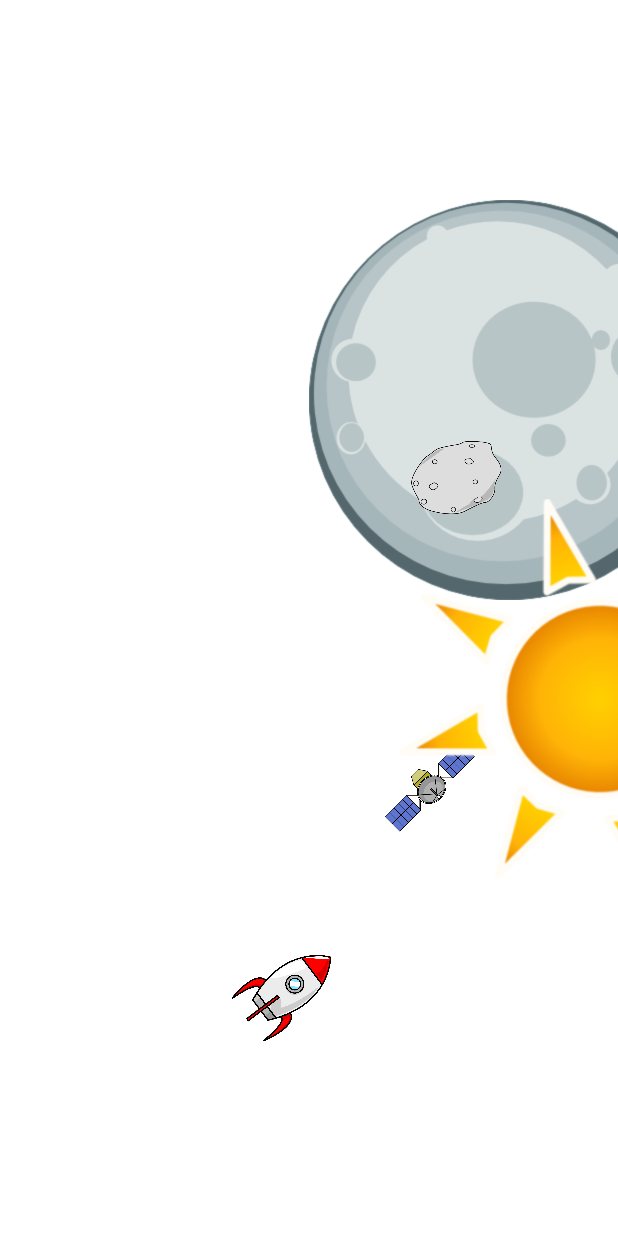
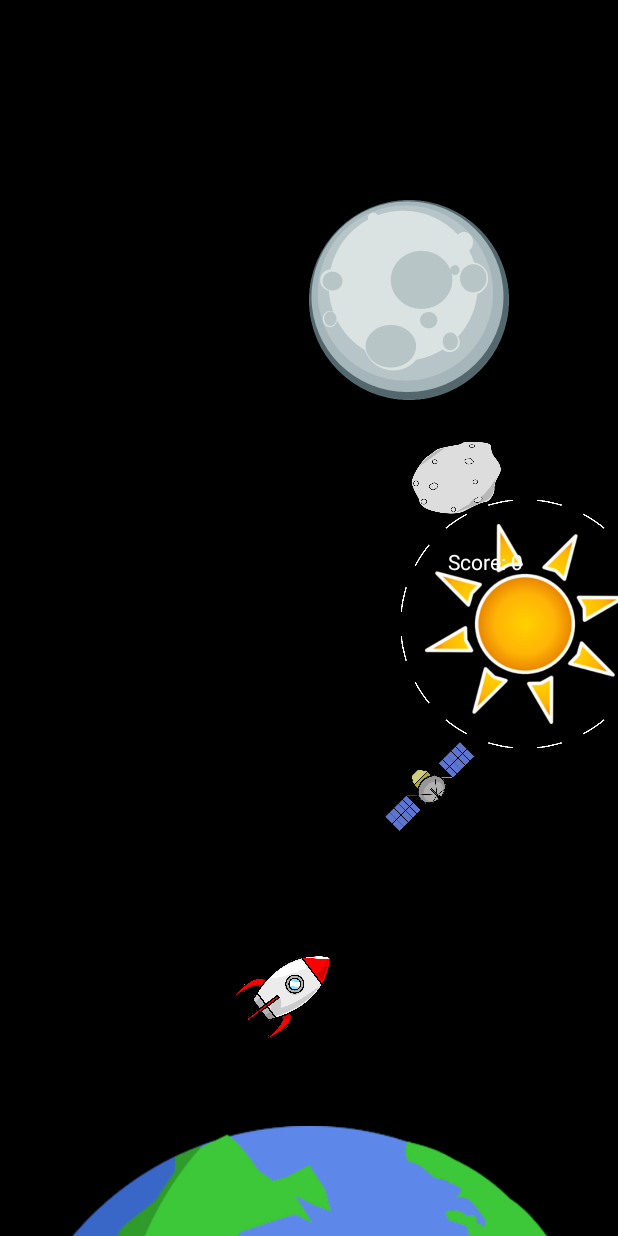
Before and after one commit to Jimson123/MountainMadness2021---Cosmos, an Android app: the game screen opened directly, with no data from a screen before it, on a phone screen of 412 x 824 dp. Run offline under Robolectric (Android 15) with nearby library versions, the phone set to English and light mode, and no system bars.

Commit message:
add scoring

```diff
--- a/app/src/main/java/ca/cmpt276/cosmos/game.java
+++ b/app/src/main/java/ca/cmpt276/cosmos/game.java
@@ -28,6 +28,7 @@ public class game extends AppCompatActivity {
     private final Handler handler = new Handler();
     private final Handler obstacleHandler = new Handler();
     private int r = 1;
+    private int touchCounter = 0;
     private List<Planet> planetList = new ArrayList<>();
     private Planet goal;
     private int displayX = 1080;
@@ -106,14 +107,14 @@ public class game extends AppCompatActivity {
         spaceship = new Spaceship(spaceshipX,spaceshipY);
 
         Spaceship spaceship = new Spaceship(spaceshipX,spaceshipY);
-        goal = new Planet(displayX/2, 200, 100, 200);
+        goal = new Planet(displayX/2, 200, 100, 100);
         setSpaceshipLocation(spaceship.getX(), spaceship.getY());
         gameLayout = findViewById(R.id.game);
         setGoal(goal);
 
         handler.postDelayed(rotate,100);
         obstacleHandler.post(handleObstacles);
-        planetList.add(new Planet(400,499, 100,200));
+        planetList.add(new Planet(400,499, 100,100));
         setupPlanet(planetList.get(0));
         setGameClick();
     }
@@ -124,11 +125,17 @@ public class game extends AppCompatActivity {
             @Override
             public boolean onLongClick(View v) {
 
+                touchCounter++;
+                updateScore();
                 handler.post(thrust);
                 return false;
 
             }
         });
+    }
+
+    private void updateScore() {
+
     }
 
     private void setSpaceshipLocation(double x, double y) {
@@ -151,6 +158,7 @@ public class game extends AppCompatActivity {
         if (minX <= spaceship.getX() && spaceship.getX() <= maxX){
             if (minY <= spaceship.getY() && spaceship.getY() <= maxY){
                 Log.i("Reached Goal", "true");
+                spaceship.setSpaceshipForwardVel(0);
                 handler.removeCallbacks(thrust);
                 handler.removeCallbacks(rotate);
                 obstacleHandler.removeCallbacks(handleObstacles);
@@ -167,14 +175,23 @@ public class game extends AppCompatActivity {
         goal.setY((float) p.getY());
         goal.getLayoutParams().height = (int) (2*p.getRadius());
         goal.getLayoutParams().width = (int) (2*p.getRadius());
+
     }
 
     private void setupPlanet(Planet p){
+        ConstraintLayout planetLayout = findViewById(R.id.planetLayout);
         ImageView planet = findViewById(R.id.planet);
-        planet.setX((float) (p.getX() ));
-        planet.setY((float) (p.getY() ));
+        ImageView gravity = findViewById(R.id.gravity1);
+
         planet.getLayoutParams().height = (int) (2*p.getRadius());
         planet.getLayoutParams().width = (int) (2*p.getRadius());
+        planetLayout.getLayoutParams().height = (int) (2.5*p.getRadius());
+        planetLayout.getLayoutParams().width = (int) (2.5*p.getRadius());
+        gravity.getLayoutParams().height = (int) (2.5*p.getRadius());
+        gravity.getLayoutParams().width = (int) (2.5*p.getRadius());
+        planetLayout.setX((float) p.getX());
+        planetLayout.setY((float) p.getY());
+
     }
 
     private void setSpaceshipRotation(int r) {
@@ -203,20 +220,20 @@ public class game extends AppCompatActivity {
         Planet p = inGravity();
         if (p != null){
             double angle = p.getAngle(spaceship.getX(), spaceship.getY());
-            double gravity = p.getGravity();
+            double gravity = p.getGravity(spaceship.getX(), spaceship.getY());
             Log.i("Angle", "true " + angle);
             Log.i("Gravity Added", "true " + gravity);
-            //Log.i("orig xVel:", "" + spaceship.getSpaceshipVelX());
-            //Log.i("orig yVel:", "" + spaceship.getSpaceshipVelY());
+            Log.i("orig xVel:", "" + spaceship.getSpaceshipVelX());
+            Log.i("orig yVel:", "" + spaceship.getSpaceshipVelY());
             spaceship.addGravityAttraction(angle, gravity);
-            if (!gameLayout.isPressed() && angle < spaceship.getAngle()){
-                setSpaceshipRotation(1);
-            }
-            else if (!gameLayout.isPressed()){
-                setSpaceshipRotation(-1);
-            }
-            //Log.i(" xVel:", "" + spaceship.getSpaceshipVelX());
-            //Log.i(" yVel:", "" + spaceship.getSpaceshipVelY());
+//            if (!gameLayout.isPressed() && angle < spaceship.getAngle()){
+//                setSpaceshipRotation(1);
+//            }
+//            else if (!gameLayout.isPressed()){
+//                setSpaceshipRotation(-1);
+//            }
+            Log.i("xVel:", "" + spaceship.getSpaceshipVelX());
+            Log.i("yVel:", "" + spaceship.getSpaceshipVelY());
             Log.i(" x:", "" + spaceship.getX());
             Log.i(" y:", "" + spaceship.getY());
         }
@@ -229,10 +246,10 @@ public class game extends AppCompatActivity {
 
     private Planet inGravity(){
         for (Planet p: planetList){
-            double maxX = p.getX() + p.getRadius();
-            double minX = p.getX() - p.getRadius();
-            double maxY = p.getY() + p.getRadius();
-            double minY = p.getY() - p.getRadius();
+            double maxX = p.getX() + 1.25 * p.getRadius();
+            double minX = p.getX() - 1.25 * p.getRadius();
+            double maxY = p.getY() + 1.25 * p.getRadius();
+            double minY = p.getY() - 1.25 * p.getRadius();
             if (minX <= spaceship.getX() && spaceship.getX() <= maxX){
                 if (minY <= spaceship.getY() && spaceship.getY() <= maxY){
                     return p;
--- a/app/src/main/java/ca/cmpt276/cosmos/level_complete.java
+++ b/app/src/main/java/ca/cmpt276/cosmos/level_complete.java
@@ -22,6 +22,7 @@ public class level_complete extends AppCompatActivity {
         super.onCreate(savedInstanceState);
         setContentView(R.layout.activity_level_complete);
         setupExitButton();
+        setupNextLevelButton();
     }
 
     private void setupExitButton() {
--- a/app/src/main/java/ca/cmpt276/cosmos/models/Spaceship.java
+++ b/app/src/main/java/ca/cmpt276/cosmos/models/Spaceship.java
@@ -79,7 +79,7 @@ public class Spaceship {
     public void addGravityAttraction(double angle, double gravity){
         double yGravity = gravity * Math.sin(Math.toRadians(angle));
         double xGravity = gravity * Math.cos(Math.toRadians(angle));
-        this.spaceshipVelX += xGravity/100;
-        this.spaceshipVelY += yGravity/100;
+        this.spaceshipVelX += xGravity;
+        this.spaceshipVelY += yGravity;
     }
 }
--- a/app/src/main/res/layout/activity_game.xml
+++ b/app/src/main/res/layout/activity_game.xml
@@ -6,15 +6,26 @@
     android:layout_width="match_parent"
     android:layout_height="match_parent"
     tools:context=".game"
-    tools:ignore="ExtraText">
+    tools:ignore="ExtraText"
+    android:background="@color/black">
+
+    <ImageView
+        android:id="@+id/earth"
+        android:layout_width="wrap_content"
+        android:layout_height="wrap_content"
+        app:layout_constraintEnd_toEndOf="parent"
+        app:layout_constraintStart_toStartOf="parent"
+        app:layout_constraintTop_toTopOf="@+id/guideline"
+        app:srcCompat="@drawable/earth" />
 
     <ImageView
         android:id="@+id/goal"
         android:layout_width="100dp"
         android:layout_height="100dp"
         app:srcCompat="@drawable/moon"
-        tools:layout_editor_absoluteY="50dp"
-        tools:ignore="MissingConstraints" />
+        tools:ignore="MissingConstraints"
+        tools:layout_editor_absoluteX="235dp"
+        tools:layout_editor_absoluteY="65dp" />
 
     <ImageView
         android:id="@+id/asteroid"
@@ -35,16 +46,6 @@
         tools:ignore="MissingConstraints" />
 
     <ImageView
-        android:id="@+id/planet"
-        android:layout_width="10px"
-        android:layout_height="400px"
-        app:srcCompat="@drawable/sun"
-        android:foregroundGravity="center"
-        tools:layout_editor_absoluteX="0dp"
-        tools:layout_editor_absoluteY="-2dp"
-        tools:ignore="MissingConstraints" />
-
-    <ImageView
         android:id="@+id/spaceship"
         android:layout_width="40dp"
         android:layout_height="70dp"
@@ -53,4 +54,55 @@
         tools:ignore="MissingConstraints"
         tools:layout_editor_absoluteX="120dp"
         tools:layout_editor_absoluteY="625dp" />
+
+    <androidx.constraintlayout.widget.Guideline
+        android:id="@+id/guideline"
+        android:layout_width="wrap_content"
+        android:layout_height="wrap_content"
+        android:orientation="horizontal"
+        app:layout_constraintGuide_percent="0.85" />
+
+
+    <androidx.constraintlayout.widget.ConstraintLayout
+        android:id="@+id/planetLayout"
+        android:layout_width="match_parent"
+        android:layout_height="match_parent"
+        tools:layout_editor_absoluteX="152dp"
+        tools:layout_editor_absoluteY="420dp">
+
+        <ImageView
+            android:id="@+id/planet"
+            android:layout_width="400px"
+            android:layout_height="400px"
+            android:foregroundGravity="center"
+            app:layout_constraintBottom_toBottomOf="@+id/gravity1"
+            app:layout_constraintEnd_toEndOf="parent"
+            app:layout_constraintStart_toStartOf="parent"
+            app:layout_constraintTop_toTopOf="parent"
+            app:srcCompat="@drawable/sun" />
+
+        <ImageView
+            android:id="@+id/gravity1"
+            android:layout_width="wrap_content"
+            android:layout_height="wrap_content"
+            android:adjustViewBounds="false"
+            android:foregroundGravity="center"
+            app:layout_constraintBottom_toBottomOf="parent"
+            app:layout_constraintEnd_toEndOf="parent"
+            app:layout_constraintHorizontal_bias="0.0"
+            app:layout_constraintStart_toStartOf="parent"
+            app:layout_constraintTop_toTopOf="parent"
+            app:srcCompat="@drawable/gravity" />
+
+        <TextView
+            android:id="@+id/score"
+            android:layout_width="wrap_content"
+            android:layout_height="wrap_content"
+            android:layout_marginStart="32dp"
+            android:layout_marginTop="32dp"
+            android:text="Score: 0"
+            android:textColor="#FFFFFF"
+            app:layout_constraintStart_toStartOf="parent"
+            app:layout_constraintTop_toTopOf="parent" />
+    </androidx.constraintlayout.widget.ConstraintLayout>
 </androidx.constraintlayout.widget.ConstraintLayout>
```
Also changed, not shown: app/src/main/java/ca/cmpt276/cosmos/models/Planet.java (+12 -6 lines), app/src/main/res/layout/activity_level_complete.xml (+54 -4 lines).
